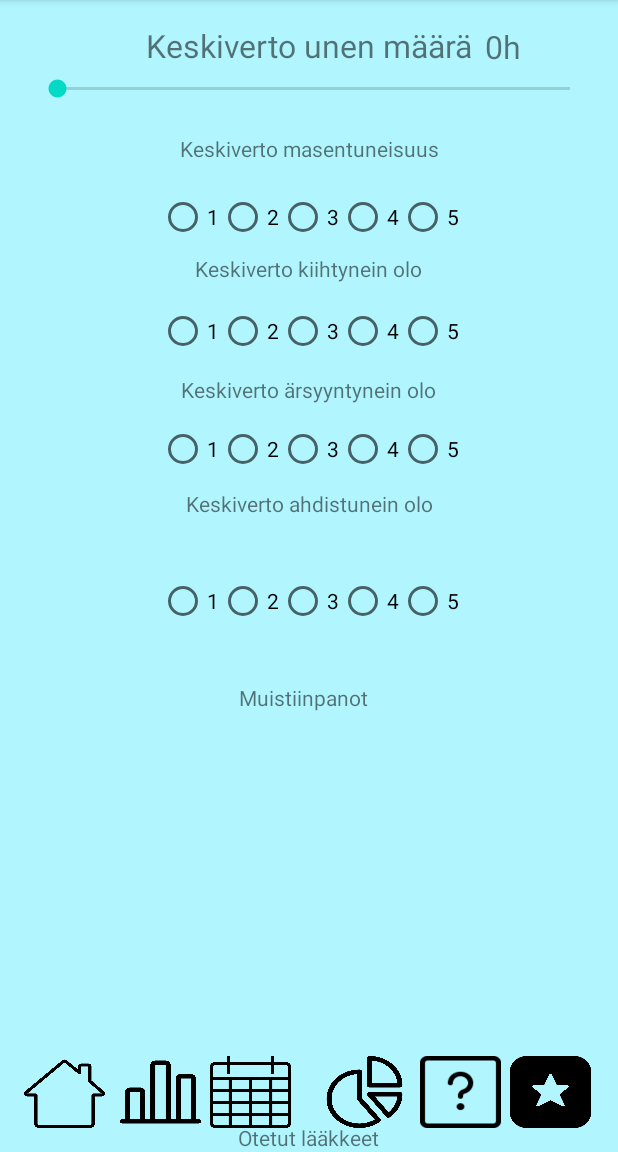
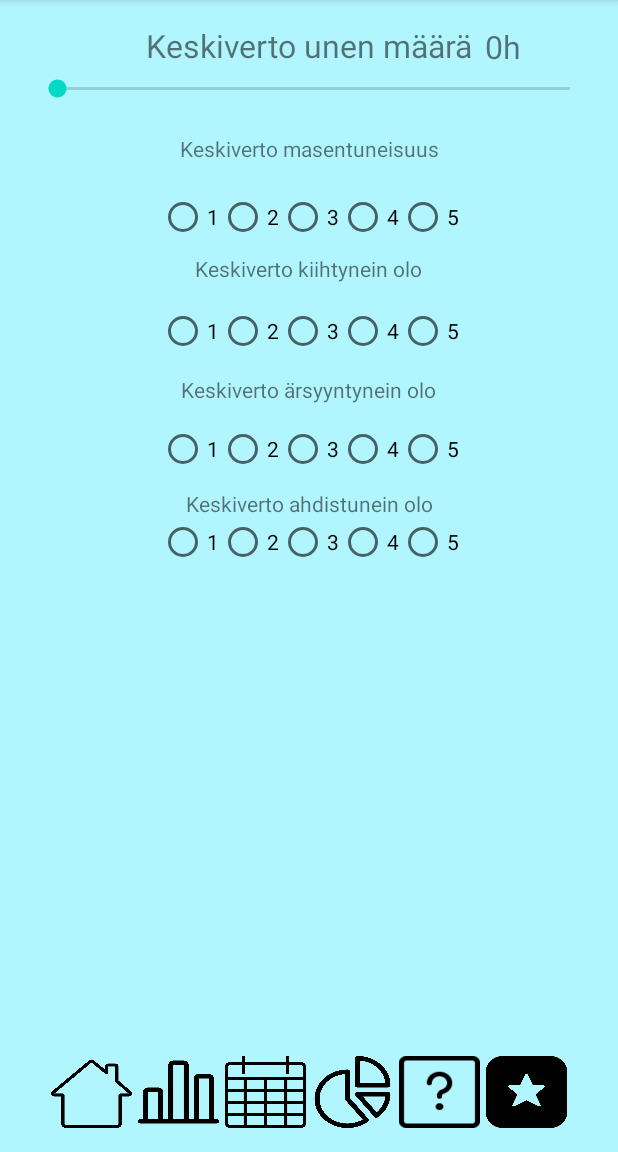
Before and after one commit to NicklasMichaelStellberg/Moodi, an Android app: the AverageDay screen opened directly, with no data from a screen before it, on a phone screen of 412 x 824 dp, the part 84-1236 px from its top. Run offline under Robolectric (Android 15) with nearby library versions, the phone set to English and light mode, and no system bars.

Commit message:
Kaikkiin activityihin alapalkin nappien layout muutos.

```diff
--- a/app/src/main/res/layout/activity_average_day.xml
+++ b/app/src/main/res/layout/activity_average_day.xml
@@ -123,101 +123,76 @@
         app:layout_constraintTop_toTopOf="parent"
         app:layout_constraintVertical_bias="0.435" />
 
-    <TextView
-        android:id="@+id/textView5"
-        android:layout_width="wrap_content"
-        android:layout_height="wrap_content"
-        android:text="@string/otetut_laakkeet"
-        app:layout_constraintBottom_toBottomOf="parent"
-        app:layout_constraintEnd_toEndOf="parent"
-        app:layout_constraintHorizontal_bias="0.498"
-        app:layout_constraintLeft_toLeftOf="parent"
-        app:layout_constraintRight_toRightOf="parent"
-        app:layout_constraintStart_toStartOf="parent" />
-
-    <TextView
-        android:id="@+id/textView6"
-        android:layout_width="94dp"
-        android:layout_height="34dp"
-        android:text="@string/muistiinpanot"
-        app:layout_constraintBottom_toBottomOf="parent"
-        app:layout_constraintEnd_toEndOf="parent"
-        app:layout_constraintLeft_toLeftOf="parent"
-        app:layout_constraintRight_toRightOf="parent"
-        app:layout_constraintStart_toStartOf="parent"
-        app:layout_constraintTop_toTopOf="parent"
-        app:layout_constraintVertical_bias="0.62" />
-
     <Button
         android:id="@+id/btnBarChart"
         android:layout_width="54dp"
         android:layout_height="48dp"
-        android:layout_marginStart="80dp"
-        android:layout_marginLeft="80dp"
+        android:layout_marginEnd="4dp"
+        android:layout_marginRight="4dp"
         android:layout_marginBottom="16dp"
         android:background="@drawable/light_analytics_bars"
         android:onClick="barChart"
         app:layout_constraintBottom_toBottomOf="parent"
-        app:layout_constraintStart_toStartOf="parent" />
+        app:layout_constraintEnd_toStartOf="@+id/btnCalendar" />
 
     <Button
         android:id="@+id/btnCalendar"
         android:layout_width="54dp"
         android:layout_height="48dp"
-        android:layout_marginStart="140dp"
-        android:layout_marginLeft="140dp"
+        android:layout_marginEnd="2dp"
+        android:layout_marginRight="2dp"
         android:layout_marginBottom="16dp"
         android:background="@drawable/light_calendar_3"
         android:onClick="calendar"
         app:layout_constraintBottom_toBottomOf="parent"
-        app:layout_constraintStart_toStartOf="parent" />
+        app:layout_constraintEnd_toStartOf="@+id/guideline" />
 
     <Button
         android:id="@+id/btnPieChart"
         android:layout_width="54dp"
         android:layout_height="48dp"
-        android:layout_marginStart="216dp"
-        android:layout_marginLeft="216dp"
+        android:layout_marginStart="2dp"
+        android:layout_marginLeft="2dp"
         android:layout_marginBottom="16dp"
         android:background="@drawable/light_analytics_pie2"
         android:onClick="pieChart"
         app:layout_constraintBottom_toBottomOf="parent"
-        app:layout_constraintStart_toStartOf="parent" />
+        app:layout_constraintStart_toStartOf="@+id/guideline" />
 
     <Button
         android:id="@+id/btnInfo"
         android:layout_width="54dp"
         android:layout_height="48dp"
-        android:layout_marginStart="280dp"
-        android:layout_marginLeft="280dp"
+        android:layout_marginStart="4dp"
+        android:layout_marginLeft="4dp"
         android:layout_marginBottom="16dp"
         android:background="@drawable/light_question_help_square"
         android:onClick="info"
         app:layout_constraintBottom_toBottomOf="parent"
-        app:layout_constraintStart_toStartOf="parent" />
+        app:layout_constraintStart_toEndOf="@+id/btnPieChart" />
 
     <Button
         android:id="@+id/btnAverageDay"
         android:layout_width="54dp"
         android:layout_height="48dp"
-        android:layout_marginStart="340dp"
-        android:layout_marginLeft="340dp"
+        android:layout_marginStart="4dp"
+        android:layout_marginLeft="4dp"
         android:layout_marginBottom="16dp"
         android:background="@drawable/rating_star_square"
         app:layout_constraintBottom_toBottomOf="parent"
-        app:layout_constraintStart_toStartOf="parent" />
+        app:layout_constraintStart_toEndOf="@+id/btnInfo" />
 
     <Button
         android:id="@+id/btnMain"
         android:layout_width="54dp"
         android:layout_height="48dp"
-        android:layout_marginStart="16dp"
-        android:layout_marginLeft="16dp"
+        android:layout_marginEnd="4dp"
+        android:layout_marginRight="4dp"
         android:layout_marginBottom="16dp"
         android:background="@drawable/light_house_chimney"
         android:onClick="mainActivity"
         app:layout_constraintBottom_toBottomOf="parent"
-        app:layout_constraintStart_toStartOf="parent" />
+        app:layout_constraintEnd_toStartOf="@+id/btnBarChart" />
 
     <SeekBar
         android:id="@+id/sleepSeek"
@@ -239,7 +214,7 @@
         android:layout_width="wrap_content"
         android:layout_height="wrap_content"
         android:orientation="vertical"
-        app:layout_constraintGuide_end="391dp" />
+        app:layout_constraintGuide_percent="0.5" />
 
     <TextView
         android:id="@+id/sleepTv"
@@ -352,7 +327,6 @@
         android:layout_width="wrap_content"
         android:layout_height="wrap_content"
         android:orientation="horizontal"
-        app:layout_constraintBottom_toTopOf="@+id/textView6"
         app:layout_constraintEnd_toEndOf="parent"
         app:layout_constraintStart_toStartOf="parent"
         app:layout_constraintTop_toBottomOf="@+id/textView4">
```
Also changed, not shown: app/src/main/res/layout/activity_bar_chart.xml (+25 -18 lines), app/src/main/res/layout/activity_calendar.xml (+25 -18 lines), app/src/main/res/layout/activity_info.xml (+25 -18 lines), app/src/main/res/layout/activity_pie_chart.xml (+24 -18 lines).
